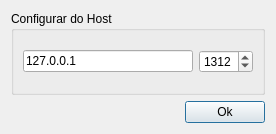
Old version of the form configuracoes.ui in the repository OtavioPellicano/chat-cliente.
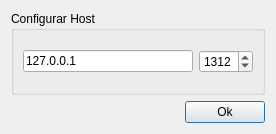
New version of the form.

Patch:
```diff
--- a/configuracoes.ui
+++ b/configuracoes.ui
@@ -17,7 +17,7 @@
    <item>
     <widget class="QGroupBox" name="groupBox">
      <property name="title">
-      <string>Configurar do Host</string>
+      <string>Configurar Host</string>
      </property>
      <layout class="QVBoxLayout" name="verticalLayout">
       <item>
```
